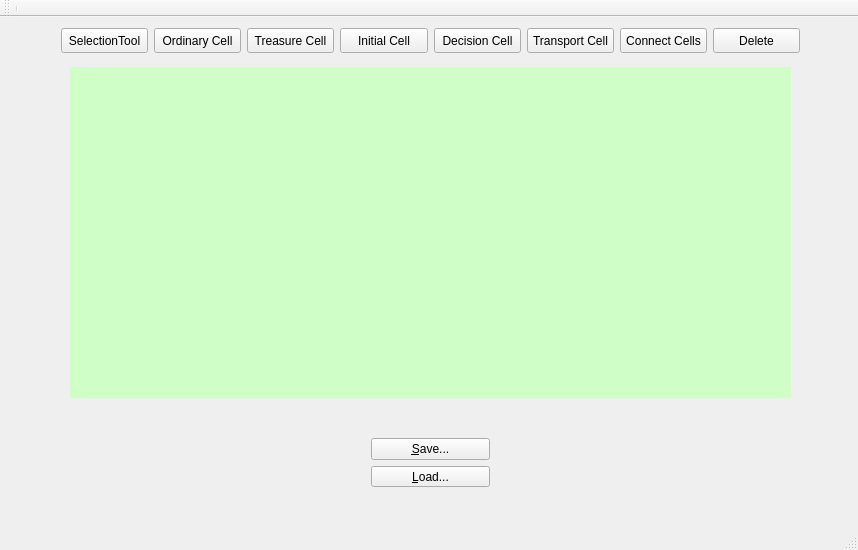
Old version of the form WeWillDoOurBest/TryIt/mainwindow.ui in the repository rasakereh/mapMaker.
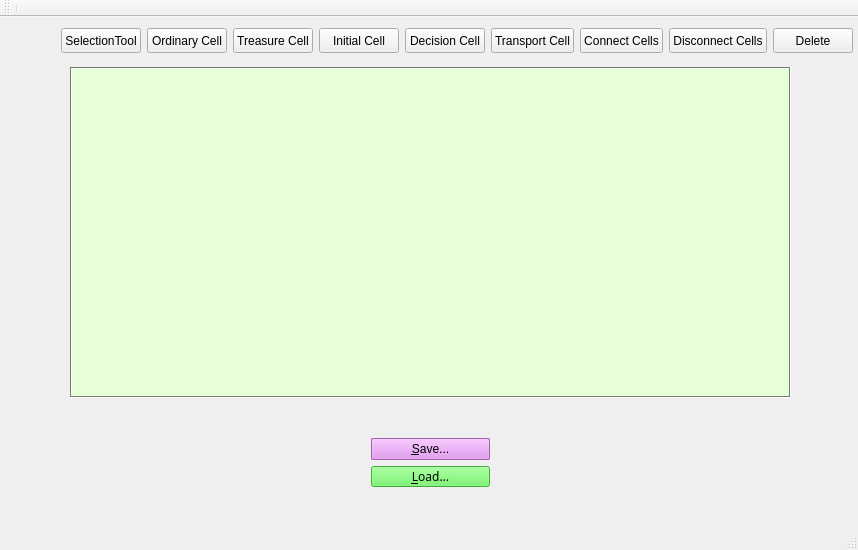
New version of the form. Icons and pictures are not drawn. Custom widgets are drawn as their Qt base class.

```diff
--- a/WeWillDoOurBest/TryIt/mainwindow.ui
+++ b/WeWillDoOurBest/TryIt/mainwindow.ui
@@ -22,7 +22,7 @@
      <rect>
       <x>50</x>
       <y>0</y>
-      <width>761</width>
+      <width>814</width>
       <height>41</height>
      </rect>
     </property>
@@ -166,6 +166,19 @@
        </property>
       </widget>
      </item>
+     <item>
+      <widget class="QPushButton" name="disconnect_button">
+       <property name="sizePolicy">
+        <sizepolicy hsizetype="Minimum" vsizetype="Preferred">
+         <horstretch>0</horstretch>
+         <verstretch>0</verstretch>
+        </sizepolicy>
+       </property>
+       <property name="text">
+        <string>Disconnect Cells</string>
+       </property>
+      </widget>
+     </item>
      <item>
       <widget class="QPushButton" name="delete_button">
        <property name="sizePolicy">
@@ -218,9 +231,9 @@
        <colorrole role="Button">
         <brush brushstyle="SolidPattern">
          <color alpha="255">
-          <red>207</red>
+          <red>231</red>
           <green>255</green>
-          <blue>199</blue>
+          <blue>216</blue>
          </color>
         </brush>
        </colorrole>
@@ -236,27 +249,27 @@
        <colorrole role="Midlight">
         <brush brushstyle="SolidPattern">
          <color alpha="255">
-          <red>231</red>
+          <red>243</red>
           <green>255</green>
-          <blue>227</blue>
+          <blue>235</blue>
          </color>
         </brush>
        </colorrole>
        <colorrole role="Dark">
         <brush brushstyle="SolidPattern">
          <color alpha="255">
-          <red>103</red>
+          <red>115</red>
           <green>127</green>
-          <blue>99</blue>
+          <blue>108</blue>
          </color>
         </brush>
        </colorrole>
        <colorrole role="Mid">
         <brush brushstyle="SolidPattern">
          <color alpha="255">
-          <red>138</red>
+          <red>154</red>
           <green>170</green>
-          <blue>133</blue>
+          <blue>144</blue>
          </color>
         </brush>
        </colorrole>
@@ -299,9 +312,9 @@
        <colorrole role="Window">
         <brush brushstyle="SolidPattern">
          <color alpha="255">
-          <red>207</red>
+          <red>231</red>
           <green>255</green>
-          <blue>199</blue>
+          <blue>216</blue>
          </color>
         </brush>
        </colorrole>
@@ -317,9 +330,9 @@
        <colorrole role="AlternateBase">
         <brush brushstyle="SolidPattern">
          <color alpha="255">
-          <red>231</red>
+          <red>243</red>
           <green>255</green>
-          <blue>227</blue>
+          <blue>235</blue>
          </color>
         </brush>
        </colorrole>
@@ -355,9 +368,9 @@
        <colorrole role="Button">
         <brush brushstyle="SolidPattern">
          <color alpha="255">
-          <red>207</red>
+          <red>231</red>
           <green>255</green>
-          <blue>199</blue>
+          <blue>216</blue>
          </color>
         </brush>
        </colorrole>
@@ -373,27 +386,27 @@
        <colorrole role="Midlight">
         <brush brushstyle="SolidPattern">
          <color alpha="255">
-          <red>231</red>
+          <red>243</red>
           <green>255</green>
-          <blue>227</blue>
+          <blue>235</blue>
          </color>
         </brush>
        </colorrole>
        <colorrole role="Dark">
         <brush brushstyle="SolidPattern">
          <color alpha="255">
-          <red>103</red>
+          <red>115</red>
           <green>127</green>
-          <blue>99</blue>
+          <blue>108</blue>
          </color>
         </brush>
        </colorrole>
        <colorrole role="Mid">
         <brush brushstyle="SolidPattern">
          <color alpha="255">
-          <red>138</red>
+          <red>154</red>
           <green>170</green>
-          <blue>133</blue>
+          <blue>144</blue>
          </color>
         </brush>
        </colorrole>
@@ -436,9 +449,9 @@
        <colorrole role="Window">
         <brush brushstyle="SolidPattern">
          <color alpha="255">
-          <red>207</red>
+          <red>231</red>
           <green>255</green>
-          <blue>199</blue>
+          <blue>216</blue>
          </color>
         </brush>
        </colorrole>
@@ -454,9 +467,9 @@
        <colorrole role="AlternateBase">
         <brush brushstyle="SolidPattern">
          <color alpha="255">
-          <red>231</red>
+          <red>243</red>
           <green>255</green>
-          <blue>227</blue>
+          <blue>235</blue>
          </color>
         </brush>
        </colorrole>
@@ -483,18 +496,18 @@
        <colorrole role="WindowText">
         <brush brushstyle="SolidPattern">
          <color alpha="255">
-          <red>103</red>
+          <red>115</red>
           <green>127</green>
-          <blue>99</blue>
+          <blue>108</blue>
          </color>
         </brush>
        </colorrole>
        <colorrole role="Button">
         <brush brushstyle="SolidPattern">
          <color alpha="255">
-          <red>207</red>
+          <red>231</red>
           <green>255</green>
-          <blue>199</blue>
+          <blue>216</blue>
          </color>
         </brush>
        </colorrole>
@@ -510,36 +523,36 @@
        <colorrole role="Midlight">
         <brush brushstyle="SolidPattern">
          <color alpha="255">
-          <red>231</red>
+          <red>243</red>
           <green>255</green>
-          <blue>227</blue>
+          <blue>235</blue>
          </color>
         </brush>
        </colorrole>
        <colorrole role="Dark">
         <brush brushstyle="SolidPattern">
          <color alpha="255">
-          <red>103</red>
+          <red>115</red>
           <green>127</green>
-          <blue>99</blue>
+          <blue>108</blue>
          </color>
         </brush>
        </colorrole>
        <colorrole role="Mid">
         <brush brushstyle="SolidPattern">
          <color alpha="255">
-          <red>138</red>
+          <red>154</red>
           <green>170</green>
-          <blue>133</blue>
+          <blue>144</blue>
          </color>
         </brush>
        </colorrole>
        <colorrole role="Text">
         <brush brushstyle="SolidPattern">
          <color alpha="255">
-          <red>103</red>
+          <red>115</red>
           <green>127</green>
-          <blue>99</blue>
+          <blue>108</blue>
          </color>
         </brush>
        </colorrole>
@@ -555,27 +568,27 @@
        <colorrole role="ButtonText">
         <brush brushstyle="SolidPattern">
          <color alpha="255">
-          <red>103</red>
+          <red>115</red>
           <green>127</green>
-          <blue>99</blue>
+          <blue>108</blue>
          </color>
         </brush>
        </colorrole>
        <colorrole role="Base">
         <brush brushstyle="SolidPattern">
          <color alpha="255">
-          <red>207</red>
+          <red>231</red>
           <green>255</green>
-          <blue>199</blue>
+          <blue>216</blue>
          </color>
         </brush>
        </colorrole>
        <colorrole role="Window">
         <brush brushstyle="SolidPattern">
          <color alpha="255">
-          <red>207</red>
+          <red>231</red>
           <green>255</green>
-          <blue>199</blue>
+          <blue>216</blue>
          </color>
         </brush>
        </colorrole>
@@ -591,9 +604,9 @@
        <colorrole role="AlternateBase">
         <brush brushstyle="SolidPattern">
          <color alpha="255">
-          <red>207</red>
+          <red>231</red>
           <green>255</green>
-          <blue>199</blue>
+          <blue>216</blue>
          </color>
         </brush>
        </colorrole>
@@ -624,6 +637,12 @@
     <property name="autoFillBackground">
      <bool>true</bool>
     </property>
+    <property name="frameShape">
+     <enum>QFrame::Box</enum>
+    </property>
+    <property name="frameShadow">
+     <enum>QFrame::Sunken</enum>
+    </property>
    </widget>
    <widget class="QWidget" name="verticalLayoutWidget">
     <property name="geometry">
@@ -643,9 +662,424 @@
          <verstretch>0</verstretch>
         </sizepolicy>
        </property>
+       <property name="palette">
+        <palette>
+         <active>
+          <colorrole role="WindowText">
+           <brush brushstyle="SolidPattern">
+            <color alpha="255">
+             <red>0</red>
+             <green>0</green>
+             <blue>0</blue>
+            </color>
+           </brush>
+          </colorrole>
+          <colorrole role="Button">
+           <brush brushstyle="SolidPattern">
+            <color alpha="255">
+             <red>225</red>
+             <green>135</green>
+             <blue>240</blue>
+            </color>
+           </brush>
+          </colorrole>
+          <colorrole role="Light">
+           <brush brushstyle="SolidPattern">
+            <color alpha="255">
+             <red>255</red>
+             <green>249</green>
+             <blue>255</blue>
+            </color>
+           </brush>
+          </colorrole>
+          <colorrole role="Dark">
+           <brush brushstyle="SolidPattern">
+            <color alpha="255">
+             <red>112</red>
+             <green>67</green>
+             <blue>120</blue>
+            </color>
+           </brush>
+          </colorrole>
+          <colorrole role="Mid">
+           <brush brushstyle="SolidPattern">
+            <color alpha="255">
+             <red>150</red>
+             <green>90</green>
+             <blue>160</blue>
+            </color>
+           </brush>
+          </colorrole>
+          <colorrole role="Text">
+           <brush brushstyle="SolidPattern">
+            <color alpha="255">
+             <red>0</red>
+             <green>0</green>
+             <blue>0</blue>
+            </color>
+           </brush>
+          </colorrole>
+          <colorrole role="BrightText">
+           <brush brushstyle="SolidPattern">
+            <color alpha="255">
+             <red>255</red>
+             <green>255</green>
+             <blue>255</blue>
+            </color>
+           </brush>
+          </colorrole>
+          <colorrole role="ButtonText">
+           <brush brushstyle="SolidPattern">
+            <color alpha="255">
+             <red>0</red>
+             <green>0</green>
+             <blue>0</blue>
+            </color>
+           </brush>
+          </colorrole>
+          <colorrole role="Base">
+           <brush brushstyle="SolidPattern">
+            <color alpha="255">
+             <red>255</red>
+             <green>255</green>
+             <blue>255</blue>
+            </color>
+           </brush>
+          </colorrole>
+          <colorrole role="Window">
+           <brush brushstyle="SolidPattern">
+            <color alpha="255">
+             <red>225</red>
+             <green>135</green>
+             <blue>240</blue>
+            </color>
+           </brush>
+          </colorrole>
+          <colorrole role="Shadow">
+           <brush brushstyle="SolidPattern">
+            <color alpha="255">
+             <red>0</red>
+             <green>0</green>
+             <blue>0</blue>
+            </color>
+           </brush>
+          </colorrole>
+          <colorrole role="AlternateBase">
+           <brush brushstyle="SolidPattern">
+            <color alpha="255">
+             <red>240</red>
+             <green>195</green>
+             <blue>247</blue>
+            </color>
+           </brush>
+          </colorrole>
+          <colorrole role="ToolTipBase">
+           <brush brushstyle="SolidPattern">
+            <color alpha="255">
+             <red>255</red>
+             <green>255</green>
+             <blue>220</blue>
+            </color>
+           </brush>
+          </colorrole>
+          <colorrole role="ToolTipText">
+           <brush brushstyle="SolidPattern">
+            <color alpha="255">
+             <red>0</red>
+             <green>0</green>
+             <blue>0</blue>
+            </color>
+           </brush>
+          </colorrole>
+         </active>
+         <inactive>
+          <colorrole role="WindowText">
+           <brush brushstyle="SolidPattern">
+            <color alpha="255">
+             <red>0</red>
+             <green>0</green>
+             <blue>0</blue>
+            </color>
+           </brush>
+          </colorrole>
+          <colorrole role="Button">
+           <brush brushstyle="SolidPattern">
+            <color alpha="255">
+             <red>225</red>
+             <green>135</green>
+             <blue>240</blue>
+            </color>
+           </brush>
+          </colorrole>
+          <colorrole role="Light">
+           <brush brushstyle="SolidPattern">
+            <color alpha="255">
+             <red>255</red>
+             <green>249</green>
+             <blue>255</blue>
+            </color>
+           </brush>
+          </colorrole>
+          <colorrole role="Dark">
+           <brush brushstyle="SolidPattern">
+            <color alpha="255">
+             <red>112</red>
+             <green>67</green>
+             <blue>120</blue>
+            </color>
+           </brush>
+          </colorrole>
+          <colorrole role="Mid">
+           <brush brushstyle="SolidPattern">
+            <color alpha="255">
+             <red>150</red>
+             <green>90</green>
+             <blue>160</blue>
+            </color>
+           </brush>
+          </colorrole>
+          <colorrole role="Text">
+           <brush brushstyle="SolidPattern">
+            <color alpha="255">
+             <red>0</red>
+             <green>0</green>
+             <blue>0</blue>
+            </color>
+           </brush>
+          </colorrole>
+          <colorrole role="BrightText">
+           <brush brushstyle="SolidPattern">
+            <color alpha="255">
+             <red>255</red>
+             <green>255</green>
+             <blue>255</blue>
+            </color>
+           </brush>
+          </colorrole>
+          <colorrole role="ButtonText">
+           <brush brushstyle="SolidPattern">
+            <color alpha="255">
+             <red>0</red>
+             <green>0</green>
+             <blue>0</blue>
+            </color>
+           </brush>
+          </colorrole>
+          <colorrole role="Base">
+           <brush brushstyle="SolidPattern">
+            <color alpha="255">
+             <red>255</red>
+             <green>255</green>
+             <blue>255</blue>
+            </color>
+           </brush>
+          </colorrole>
+          <colorrole role="Window">
+           <brush brushstyle="SolidPattern">
+            <color alpha="255">
+             <red>225</red>
+             <green>135</green>
+             <blue>240</blue>
+            </color>
+           </brush>
+          </colorrole>
+          <colorrole role="Shadow">
+           <brush brushstyle="SolidPattern">
+            <color alpha="255">
+             <red>0</red>
+             <green>0</green>
+             <blue>0</blue>
+            </color>
+           </brush>
+          </colorrole>
+          <colorrole role="AlternateBase">
+           <brush brushstyle="SolidPattern">
+            <color alpha="255">
+             <red>240</red>
+             <green>195</green>
+             <blue>247</blue>
+            </color>
+           </brush>
+          </colorrole>
+          <colorrole role="ToolTipBase">
+           <brush brushstyle="SolidPattern">
+            <color alpha="255">
+             <red>255</red>
+             <green>255</green>
+             <blue>220</blue>
+            </color>
+           </brush>
+          </colorrole>
+          <colorrole role="ToolTipText">
+           <brush brushstyle="SolidPattern">
+            <color alpha="255">
+             <red>0</red>
+             <green>0</green>
+             <blue>0</blue>
+            </color>
+           </brush>
+          </colorrole>
+         </inactive>
+         <disabled>
+          <colorrole role="WindowText">
+           <brush brushstyle="SolidPattern">
+            <color alpha="255">
+             <red>112</red>
+             <green>67</green>
+             <blue>120</blue>
+            </color>
+           </brush>
+          </colorrole>
+          <colorrole role="Button">
+           <brush brushstyle="SolidPattern">
+            <color alpha="255">
+             <red>225</red>
+             <green>135</green>
+             <blue>240</blue>
+            </color>
+           </brush>
+          </colorrole>
+          <colorrole role="Light">
+           <brush brushstyle="SolidPattern">
+            <color alpha="255">
+             <red>255</red>
+             <green>249</green>
+             <blue>255</blue>
+            </color>
+           </brush>
+          </colorrole>
+          <colorrole role="Dark">
+           <brush brushstyle="SolidPattern">
+            <color alpha="255">
+             <red>112</red>
+             <green>67</green>
+             <blue>120</blue>
+            </color>
+           </brush>
+          </colorrole>
+          <colorrole role="Mid">
+           <brush brushstyle="SolidPattern">
+            <color alpha="255">
+             <red>150</red>
+             <green>90</green>
+             <blue>160</blue>
+            </color>
+           </brush>
+          </colorrole>
+          <colorrole role="Text">
+           <brush brushstyle="SolidPattern">
+            <color alpha="255">
+             <red>112</red>
+             <green>67</green>
+             <blue>120</blue>
+            </color>
+           </brush>
+          </colorrole>
+          <colorrole role="BrightText">
+           <brush brushstyle="SolidPattern">
+            <color alpha="255">
+             <red>255</red>
+             <green>255</green>
+             <blue>255</blue>
+            </color>
+           </brush>
+          </colorrole>
+          <colorrole role="ButtonText">
+           <brush brushstyle="SolidPattern">
+            <color alpha="255">
+             <red>112</red>
+             <green>67</green>
+             <blue>120</blue>
+            </color>
+           </brush>
+          </colorrole>
+          <colorrole role="Base">
+           <brush brushstyle="SolidPattern">
+            <color alpha="255">
+             <red>225</red>
+             <green>135</green>
+             <blue>240</blue>
+            </color>
+           </brush>
+          </colorrole>
+          <colorrole role="Window">
+           <brush brushstyle="SolidPattern">
+            <color alpha="255">
+             <red>225</red>
+             <green>135</green>
+             <blue>240</blue>
+            </color>
+           </brush>
+          </colorrole>
+          <colorrole role="Shadow">
+           <brush brushstyle="SolidPattern">
+            <color alpha="255">
+             <red>0</red>
+             <green>0</green>
+             <blue>0</blue>
+            </color>
+           </brush>
+          </colorrole>
+          <colorrole role="AlternateBase">
+           <brush brushstyle="SolidPattern">
+            <color alpha="255">
+             <red>225</red>
+             <green>135</green>
+             <blue>240</blue>
+            </color>
+           </brush>
+          </colorrole>
+          <colorrole role="ToolTipBase">
+           <brush brushstyle="SolidPattern">
+            <color alpha="255">
+             <red>255</red>
+             <green>255</green>
+             <blue>220</blue>
+            </color>
+           </brush>
+          </colorrole>
+          <colorrole role="ToolTipText">
+           <brush brushstyle="SolidPattern">
+            <color alpha="255">
+             <red>0</red>
+             <green>0</green>
+             <blue>0</blue>
+            </color>
+           </brush>
+          </colorrole>
+         </disabled>
+        </palette>
+       </property>
+       <property name="focusPolicy">
+        <enum>Qt::StrongFocus</enum>
+       </property>
+       <property name="contextMenuPolicy">
+        <enum>Qt::DefaultContextMenu</enum>
+       </property>
+       <property name="autoFillBackground">
+        <bool>true</bool>
+       </property>
        <property name="text">
         <string>&amp;Save...</string>
        </property>
+       <property name="checkable">
+        <bool>true</bool>
+       </property>
+       <property name="checked">
+        <bool>false</bool>
+       </property>
+       <property name="autoExclusive">
+        <bool>false</bool>
+       </property>
+       <property name="autoDefault">
+        <bool>false</bool>
+       </property>
+       <property name="default">
+        <bool>false</bool>
+       </property>
+       <property name="flat">
+        <bool>false</bool>
+       </property>
       </widget>
      </item>
      <item>
@@ -656,6 +1090,429 @@
          <verstretch>0</verstretch>
         </sizepolicy>
        </property>
+       <property name="palette">
+        <palette>
+         <active>
+          <colorrole role="WindowText">
+           <brush brushstyle="SolidPattern">
+            <color alpha="255">
+             <red>0</red>
+             <green>0</green>
+             <blue>0</blue>
+            </color>
+           </brush>
+          </colorrole>
+          <colorrole role="Button">
+           <brush brushstyle="SolidPattern">
+            <color alpha="255">
+             <red>89</red>
+             <green>240</green>
+             <blue>78</blue>
+            </color>
+           </brush>
+          </colorrole>
+          <colorrole role="Light">
+           <brush brushstyle="SolidPattern">
+            <color alpha="255">
+             <red>193</red>
+             <green>255</green>
+             <blue>188</blue>
+            </color>
+           </brush>
+          </colorrole>
+          <colorrole role="Midlight">
+           <brush brushstyle="SolidPattern">
+            <color alpha="255">
+             <red>141</red>
+             <green>247</green>
+             <blue>133</blue>
+            </color>
+           </brush>
+          </colorrole>
+          <colorrole role="Dark">
+           <brush brushstyle="SolidPattern">
+            <color alpha="255">
+             <red>44</red>
+             <green>120</green>
+             <blue>39</blue>
+            </color>
+           </brush>
+          </colorrole>
+          <colorrole role="Mid">
+           <brush brushstyle="SolidPattern">
+            <color alpha="255">
+             <red>59</red>
+             <green>160</green>
+             <blue>52</blue>
+            </color>
+           </brush>
+          </colorrole>
+          <colorrole role="Text">
+           <brush brushstyle="SolidPattern">
+            <color alpha="255">
+             <red>0</red>
+             <green>0</green>
+             <blue>0</blue>
+            </color>
+           </brush>
+          </colorrole>
+          <colorrole role="BrightText">
+           <brush brushstyle="SolidPattern">
+            <color alpha="255">
+             <red>255</red>
+             <green>255</green>
+             <blue>255</blue>
+            </color>
+           </brush>
+          </colorrole>
+          <colorrole role="ButtonText">
+           <brush brushstyle="SolidPattern">
+            <color alpha="255">
+             <red>0</red>
+             <green>0</green>
+             <blue>0</blue>
+            </color>
+           </brush>
+          </colorrole>
+          <colorrole role="Base">
+           <brush brushstyle="SolidPattern">
+            <color alpha="255">
+             <red>255</red>
+             <green>255</green>
+             <blue>255</blue>
+            </color>
+           </brush>
+          </colorrole>
+          <colorrole role="Window">
+           <brush brushstyle="SolidPattern">
+            <color alpha="255">
+             <red>89</red>
+             <green>240</green>
+             <blue>78</blue>
+            </color>
+           </brush>
+          </colorrole>
+          <colorrole role="Shadow">
+           <brush brushstyle="SolidPattern">
+            <color alpha="255">
+             <red>0</red>
+             <green>0</green>
+             <blue>0</blue>
+            </color>
+           </brush>
+          </colorrole>
+          <colorrole role="AlternateBase">
+           <brush brushstyle="SolidPattern">
+            <color alpha="255">
+             <red>172</red>
+             <green>247</green>
+             <blue>166</blue>
+            </color>
+           </brush>
+          </colorrole>
+          <colorrole role="ToolTipBase">
+           <brush brushstyle="SolidPattern">
+            <color alpha="255">
+             <red>255</red>
+             <green>255</green>
+             <blue>220</blue>
+            </color>
+           </brush>
+          </colorrole>
+          <colorrole role="ToolTipText">
+           <brush brushstyle="SolidPattern">
+            <color alpha="255">
+             <red>0</red>
+             <green>0</green>
+             <blue>0</blue>
+            </color>
+           </brush>
+          </colorrole>
+         </active>
+         <inactive>
+          <colorrole role="WindowText">
+           <brush brushstyle="SolidPattern">
+            <color alpha="255">
+             <red>0</red>
+             <green>0</green>
+             <blue>0</blue>
+            </color>
+           </brush>
+          </colorrole>
+          <colorrole role="Button">
+           <brush brushstyle="SolidPattern">
+            <color alpha="255">
+             <red>89</red>
+             <green>240</green>
+             <blue>78</blue>
+            </color>
+           </brush>
+          </colorrole>
+          <colorrole role="Light">
+           <brush brushstyle="SolidPattern">
+            <color alpha="255">
+             <red>193</red>
+             <green>255</green>
+             <blue>188</blue>
+            </color>
+           </brush>
+          </colorrole>
+          <colorrole role="Midlight">
+           <brush brushstyle="SolidPattern">
+            <color alpha="255">
+             <red>141</red>
+             <green>247</green>
+             <blue>133</blue>
+            </color>
+           </brush>
+          </colorrole>
+          <colorrole role="Dark">
+           <brush brushstyle="SolidPattern">
+            <color alpha="255">
+             <red>44</red>
+             <green>120</green>
+             <blue>39</blue>
+            </color>
+           </brush>
+          </colorrole>
+          <colorrole role="Mid">
+           <brush brushstyle="SolidPattern">
+            <color alpha="255">
+             <red>59</red>
+             <green>160</green>
+             <blue>52</blue>
+            </color>
+           </brush>
+          </colorrole>
+          <colorrole role="Text">
+           <brush brushstyle="SolidPattern">
+            <color alpha="255">
+             <red>0</red>
+             <green>0</green>
+             <blue>0</blue>
+            </color>
+           </brush>
+          </colorrole>
+          <colorrole role="BrightText">
+           <brush brushstyle="SolidPattern">
+            <color alpha="255">
+             <red>255</red>
+             <green>255</green>
+             <blue>255</blue>
+            </color>
+           </brush>
+          </colorrole>
+          <colorrole role="ButtonText">
+           <brush brushstyle="SolidPattern">
+            <color alpha="255">
+             <red>0</red>
+             <green>0</green>
+             <blue>0</blue>
+            </color>
+           </brush>
+          </colorrole>
+          <colorrole role="Base">
+           <brush brushstyle="SolidPattern">
+            <color alpha="255">
+             <red>255</red>
+             <green>255</green>
+             <blue>255</blue>
+            </color>
+           </brush>
+          </colorrole>
+          <colorrole role="Window">
+           <brush brushstyle="SolidPattern">
+            <color alpha="255">
+             <red>89</red>
+             <green>240</green>
+             <blue>78</blue>
+            </color>
+           </brush>
+          </colorrole>
+          <colorrole role="Shadow">
+           <brush brushstyle="SolidPattern">
+            <color alpha="255">
+             <red>0</red>
+             <green>0</green>
+             <blue>0</blue>
+            </color>
+           </brush>
+          </colorrole>
+          <colorrole role="AlternateBase">
+           <brush brushstyle="SolidPattern">
+            <color alpha="255">
+             <red>172</red>
+             <green>247</green>
+             <blue>166</blue>
+            </color>
+           </brush>
+          </colorrole>
+          <colorrole role="ToolTipBase">
+           <brush brushstyle="SolidPattern">
+            <color alpha="255">
+             <red>255</red>
+             <green>255</green>
+             <blue>220</blue>
+            </color>
+           </brush>
+          </colorrole>
+          <colorrole role="ToolTipText">
+           <brush brushstyle="SolidPattern">
+            <color alpha="255">
+             <red>0</red>
+             <green>0</green>
+             <blue>0</blue>
+            </color>
+           </brush>
+          </colorrole>
+         </inactive>
+         <disabled>
+          <colorrole role="WindowText">
+           <brush brushstyle="SolidPattern">
+            <color alpha="255">
+             <red>44</red>
+             <green>120</green>
+             <blue>39</blue>
+            </color>
+           </brush>
+          </colorrole>
+          <colorrole role="Button">
+           <brush brushstyle="SolidPattern">
+            <color alpha="255">
+             <red>89</red>
+             <green>240</green>
+             <blue>78</blue>
+            </color>
+           </brush>
+          </colorrole>
+          <colorrole role="Light">
+           <brush brushstyle="SolidPattern">
+            <color alpha="255">
+             <red>193</red>
+             <green>255</green>
+             <blue>188</blue>
+            </color>
+           </brush>
+          </colorrole>
+          <colorrole role="Midlight">
+           <brush brushstyle="SolidPattern">
+            <color alpha="255">
+             <red>141</red>
+             <green>247</green>
+             <blue>133</blue>
+            </color>
+           </brush>
+          </colorrole>
+          <colorrole role="Dark">
+           <brush brushstyle="SolidPattern">
+            <color alpha="255">
+             <red>44</red>
+             <green>120</green>
+             <blue>39</blue>
+            </color>
+           </brush>
+          </colorrole>
+          <colorrole role="Mid">
+           <brush brushstyle="SolidPattern">
+            <color alpha="255">
+             <red>59</red>
+             <green>160</green>
+             <blue>52</blue>
+            </color>
+           </brush>
+          </colorrole>
+          <colorrole role="Text">
+           <brush brushstyle="SolidPattern">
+            <color alpha="255">
+             <red>44</red>
+             <green>120</green>
+             <blue>39</blue>
+            </color>
+           </brush>
+          </colorrole>
+          <colorrole role="BrightText">
+           <brush brushstyle="SolidPattern">
+            <color alpha="255">
+             <red>255</red>
+             <green>255</green>
+             <blue>255</blue>
+            </color>
+           </brush>
+          </colorrole>
+          <colorrole role="ButtonText">
+           <brush brushstyle="SolidPattern">
+            <color alpha="255">
+             <red>44</red>
+             <green>120</green>
+             <blue>39</blue>
+            </color>
+           </brush>
+          </colorrole>
+          <colorrole role="Base">
+           <brush brushstyle="SolidPattern">
+            <color alpha="255">
+             <red>89</red>
+             <green>240</green>
+             <blue>78</blue>
+            </color>
+           </brush>
+          </colorrole>
+          <colorrole role="Window">
+           <brush brushstyle="SolidPattern">
+            <color alpha="255">
+             <red>89</red>
+             <green>240</green>
+             <blue>78</blue>
+            </color>
+           </brush>
+          </colorrole>
+          <colorrole role="Shadow">
+           <brush brushstyle="SolidPattern">
+            <color alpha="255">
+             <red>0</red>
+             <green>0</green>
+             <blue>0</blue>
+            </color>
+           </brush>
+          </colorrole>
+          <colorrole role="AlternateBase">
+           <brush brushstyle="SolidPattern">
+            <color alpha="255">
+             <red>89</red>
+             <green>240</green>
+             <blue>78</blue>
+            </color>
+           </brush>
+          </colorrole>
+          <colorrole role="ToolTipBase">
+           <brush brushstyle="SolidPattern">
+            <color alpha="255">
+             <red>255</red>
+             <green>255</green>
+             <blue>220</blue>
+            </color>
+           </brush>
+          </colorrole>
+          <colorrole role="ToolTipText">
+           <brush brushstyle="SolidPattern">
+            <color alpha="255">
+             <red>0</red>
+             <green>0</green>
+             <blue>0</blue>
+            </color>
+           </brush>
+          </colorrole>
+         </disabled>
+        </palette>
+       </property>
+       <property name="font">
+        <font>
+         <family>Euclid</family>
+        </font>
+       </property>
+       <property name="cursor">
+        <cursorShape>PointingHandCursor</cursorShape>
+       </property>
        <property name="text">
         <string>&amp;Load...</string>
        </property>
```
Left out of the diff: 3 changed lines with no effect on the pictures.
